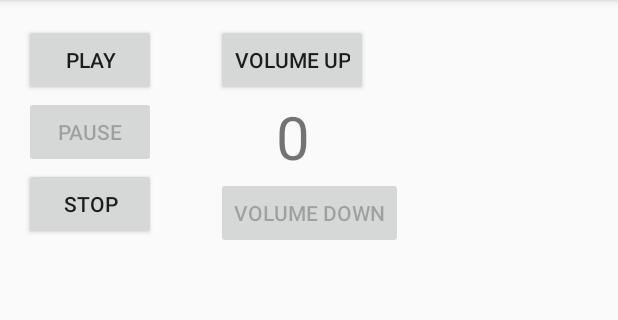
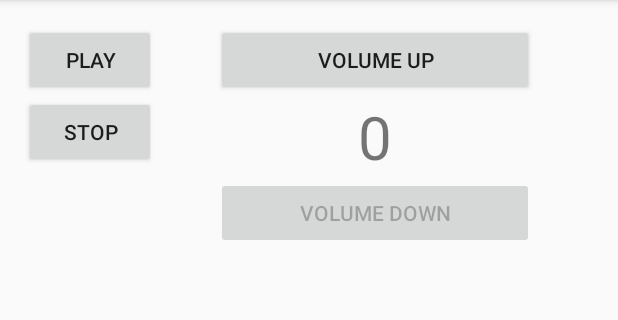
Before and after one commit to VidishNaik/Music-Player, an Android app: the screen it shows after launch (MainActivity), after a tap on "PAUSE", on a phone screen of 412 x 824 dp, the part 84-404 px from its top. Run offline under Robolectric (Android 15) with nearby library versions, the phone set to English and light mode, and no system bars; 1 other tap on this screen came first.

Commit message:
Merged Play and Pause button and changed layout a bit

```diff
--- a/app/src/main/java/com/example/vidish/musicplayer/MainActivity.java
+++ b/app/src/main/java/com/example/vidish/musicplayer/MainActivity.java
@@ -23,43 +23,36 @@ public class MainActivity extends AppCompatActivity {
         setContentView(R.layout.activity_main);
 
         final Button play = (Button) findViewById(R.id.play_button);
-        final Button pause = (Button) findViewById(R.id.pause_button);
         final Button reset = (Button) findViewById(R.id.stop_button);
-        final int maxVol = 10;
 
         up = (Button) findViewById(R.id.volume_up);
         down = (Button) findViewById(R.id.volume_down);
         reset.setEnabled(false);
-        pause.setEnabled(false);
         play.setOnClickListener(new View.OnClickListener() {
             @Override
             public void onClick(View v) {
+                if (play.getText().equals("Play")) {
                     mediaPlayer.start();
                     mediaPlayer.setOnCompletionListener(new MediaPlayer.OnCompletionListener() {
                         @Override
                         public void onCompletion(MediaPlayer mp) {
                             Toast.makeText(MainActivity.this, "Song Finished", Toast.LENGTH_SHORT).show();
-                        mediaPlayer=MediaPlayer.create(getApplicationContext(),R.raw.bohemian_rhapsody);
+                            mediaPlayer = MediaPlayer.create(getApplicationContext(), R.raw.bohemian_rhapsody);
                             play.setEnabled(true);
-                        pause.setEnabled(false);
                             reset.setEnabled(false);
                         }
                     });
-                play.setEnabled(false);
-                pause.setEnabled(true);
                     reset.setEnabled(true);
+                    play.setText("Pause");
+                }
+                else if (play.getText().equals("Pause"))
+                {
+                    mediaPlayer.pause();
+                    reset.setEnabled(true);
+                    play.setText("Play");
+                }
             }
         });
-        pause.setOnClickListener(new View.OnClickListener() {
-            @Override
-            public void onClick(View v) {
-                mediaPlayer.pause();
-                play.setEnabled(true);
-                pause.setEnabled(false);
-                reset.setEnabled(true);
-            }
-        });
-
 
         reset.setOnClickListener(new View.OnClickListener() {
             @Override
@@ -67,7 +60,7 @@ public class MainActivity extends AppCompatActivity {
                 mediaPlayer.reset();
                 mediaPlayer=MediaPlayer.create(MainActivity.this,R.raw.bohemian_rhapsody);
                 play.setEnabled(true);
-                pause.setEnabled(false);
+                play.setText("Play");
                 reset.setEnabled(false);
             }
         });
--- a/app/src/main/res/layout/activity_main.xml
+++ b/app/src/main/res/layout/activity_main.xml
@@ -13,26 +13,25 @@
         android:id="@+id/play_button"
         android:layout_width="wrap_content"
         android:layout_height="wrap_content"
-        android:text="play"/>
-    <Button
-        android:id="@+id/pause_button"
-        android:layout_width="wrap_content"
-        android:layout_height="wrap_content"
-        android:text="pause"
-        android:layout_below="@id/play_button"/>
+        android:text="Play"/>
     <Button
         android:id="@+id/stop_button"
         android:layout_width="wrap_content"
         android:layout_height="wrap_content"
-        android:text="stop"
-        android:layout_below="@id/pause_button"/>
+        android:text="Stop"
+        android:layout_below="@id/play_button"/>
+
+    <RelativeLayout
+        android:layout_width="wrap_content"
+        android:layout_height="wrap_content"
+        android:layout_toRightOf="@id/play_button">
     <Button
         android:id="@+id/volume_up"
-        android:layout_width="wrap_content"
+        android:layout_width="match_parent"
         android:layout_height="wrap_content"
         android:text="Volume up"
         android:layout_marginLeft="40dp"
-        android:layout_toRightOf="@id/play_button"
+        android:layout_marginRight="40dp"
         android:onClick="raise"/>
     <TextView
         android:id="@+id/volume"
@@ -40,17 +39,16 @@
         android:layout_height="wrap_content"
         android:text="5"
         android:textSize="40dp"
-        android:layout_below="@id/volume_up"
-        android:layout_toRightOf="@id/pause_button"
-        android:layout_marginLeft="80dp"
-        />
+        android:layout_centerInParent="true"
+        android:layout_below="@id/volume_up" />
     <Button
         android:id="@+id/volume_down"
-        android:layout_width="wrap_content"
+        android:layout_width="match_parent"
         android:layout_height="wrap_content"
         android:text="Volume Down"
         android:layout_marginLeft="40dp"
+        android:layout_marginRight="40dp"
         android:layout_below="@id/volume"
-        android:layout_toRightOf="@id/stop_button"
         android:onClick="lower"/>
+    </RelativeLayout>
 </RelativeLayout>
```
Lines whose indentation alone changed are shown as unchanged.
